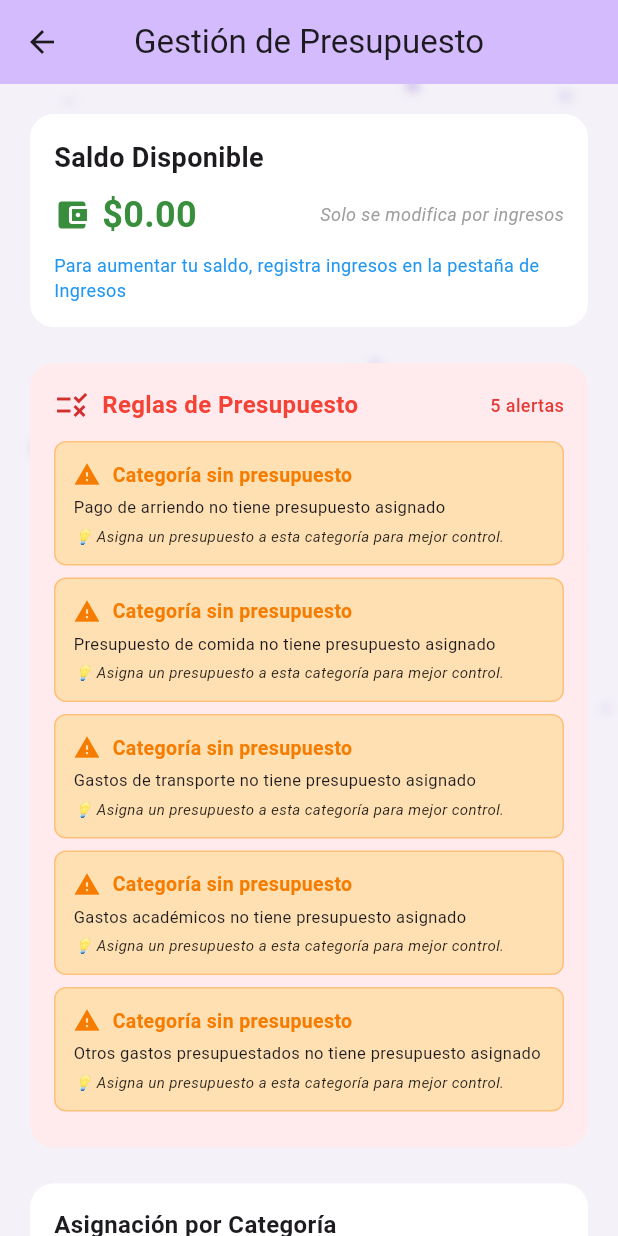
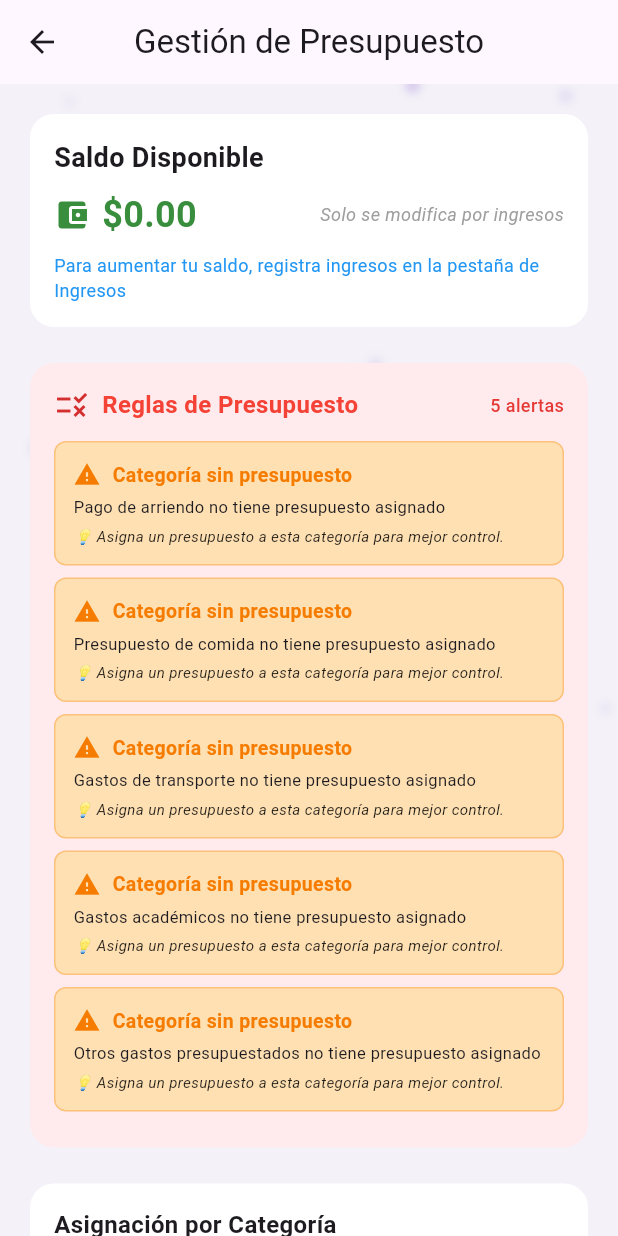
Before and after one commit to MichaelRCJ/MiFinApp, a Flutter app: the BudgetTab screen opened directly, on a phone screen of 412 x 824 dp. Run offline on Flutter 3.47's test engine with Material 3 defaults, Android fonts, the light colour scheme and no system bars; our stand-ins replace firebase_auth, firebase_core, flutter_svg, google_sign_in, shared_preferences; missing offline and left inert: mailer; accounts and stored records are empty.

Commit message:
Corrección de parte de colores y apariencia

```diff
--- a/lib/screens/presupuesto/presupuesto_tab.dart
+++ b/lib/screens/presupuesto/presupuesto_tab.dart
@@ -555,7 +555,6 @@ class _BudgetTabState extends State<BudgetTab> {
     return Scaffold(
       appBar: AppBar(
         title: const Text('Gestión de Presupuesto'),
-        backgroundColor: Theme.of(context).colorScheme.inversePrimary,
       ),
       body: _isLoading
           ? const Center(child: CircularProgressIndicator())
```
